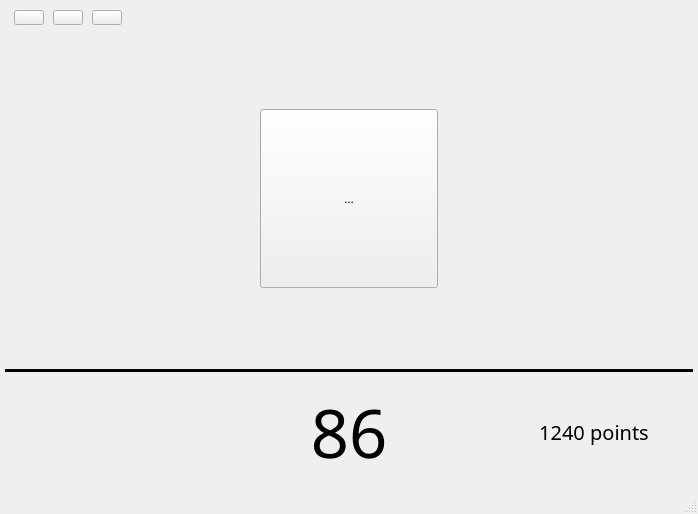
The window that GUIrefer.ui (QUAFFquaff/AutoCoach) describes before a commit, drawn with Qt 5.
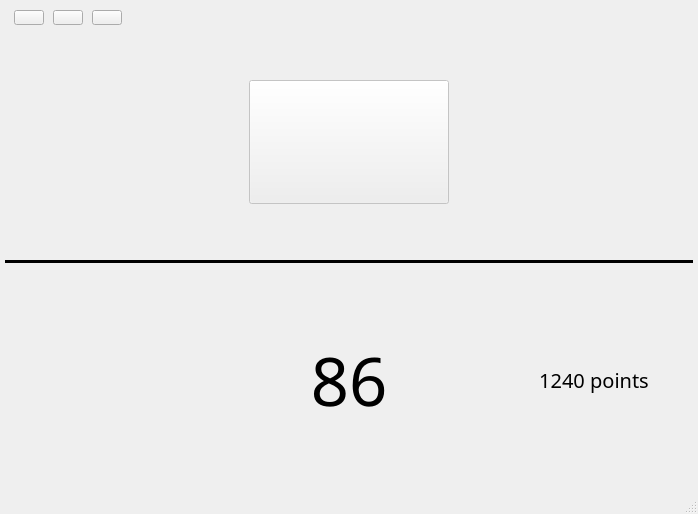
The same window after the commit. Custom widgets are drawn as their Qt base class.

What changed in the file:
```diff
--- a/GUIrefer.ui
+++ b/GUIrefer.ui
@@ -126,12 +126,21 @@
     </item>
     <item>
      <layout class="QGridLayout" name="Menu">
+      <property name="verticalSpacing">
+       <number>6</number>
+      </property>
       <item row="4" column="0">
        <widget class="QWidget" name="down" native="true">
+        <property name="minimumSize">
+         <size>
+          <width>0</width>
+          <height>130</height>
+         </size>
+        </property>
         <property name="maximumSize">
          <size>
           <width>16777215</width>
-          <height>120</height>
+          <height>16777215</height>
          </size>
         </property>
         <layout class="QGridLayout" name="gridLayout_down">
@@ -259,7 +268,7 @@
         <property name="maximumSize">
          <size>
           <width>16777215</width>
-          <height>350</height>
+          <height>16777215</height>
          </size>
         </property>
         <layout class="QGridLayout" name="gridLayout_up" rowstretch="0,0">
@@ -269,10 +278,7 @@
          <property name="bottomMargin">
           <number>0</number>
          </property>
-         <property name="horizontalSpacing">
-          <number>8</number>
-         </property>
-         <property name="verticalSpacing">
+         <property name="spacing">
           <number>0</number>
          </property>
          <item row="0" column="4">
@@ -285,7 +291,7 @@
            </property>
            <property name="sizeHint" stdset="0">
             <size>
-             <width>30</width>
+             <width>15</width>
              <height>20</height>
             </size>
            </property>
@@ -296,7 +302,7 @@
            <property name="maximumSize">
             <size>
              <width>80</width>
-             <height>50</height>
+             <height>35</height>
             </size>
            </property>
           </widget>
@@ -306,7 +312,7 @@
            <property name="maximumSize">
             <size>
              <width>80</width>
-             <height>50</height>
+             <height>35</height>
             </size>
            </property>
           </widget>
@@ -315,8 +321,8 @@
           <widget class="QWidget" name="Turn_bar" native="true">
            <property name="maximumSize">
             <size>
-             <width>70</width>
-             <height>200</height>
+             <width>80</width>
+             <height>220</height>
             </size>
            </property>
           </widget>
@@ -331,7 +337,7 @@
            </property>
            <property name="sizeHint" stdset="0">
             <size>
-             <width>30</width>
+             <width>15</width>
              <height>20</height>
             </size>
            </property>
@@ -342,7 +348,7 @@
            <property name="maximumSize">
             <size>
              <width>80</width>
-             <height>50</height>
+             <height>35</height>
             </size>
            </property>
           </widget>
@@ -351,8 +357,8 @@
           <widget class="QWidget" name="Swerve_bar" native="true">
            <property name="maximumSize">
             <size>
-             <width>70</width>
-             <height>200</height>
+             <width>80</width>
+             <height>220</height>
             </size>
            </property>
           </widget>
@@ -361,8 +367,8 @@
           <widget class="QWidget" name="Brake_bar" native="true">
            <property name="maximumSize">
             <size>
-             <width>70</width>
-             <height>200</height>
+             <width>80</width>
+             <height>220</height>
             </size>
            </property>
           </widget>
@@ -372,7 +378,7 @@
            <property name="maximumSize">
             <size>
              <width>80</width>
-             <height>50</height>
+             <height>35</height>
             </size>
            </property>
           </widget>
@@ -381,8 +387,8 @@
           <widget class="QWidget" name="Acc_bar" native="true">
            <property name="maximumSize">
             <size>
-             <width>70</width>
-             <height>200</height>
+             <width>80</width>
+             <height>220</height>
             </size>
            </property>
           </widget>
@@ -397,7 +403,7 @@
            </property>
            <property name="maximumSize">
             <size>
-             <width>300</width>
+             <width>320</width>
              <height>320</height>
             </size>
            </property>
@@ -416,6 +422,9 @@
             </property>
             <item row="0" column="0">
              <widget class="QToolButton" name="feedback">
+              <property name="enabled">
+               <bool>false</bool>
+              </property>
               <property name="minimumSize">
                <size>
                 <width>50</width>
@@ -432,7 +441,7 @@
                <enum>Qt::TabFocus</enum>
               </property>
               <property name="text">
-               <string>...</string>
+               <string/>
               </property>
              </widget>
             </item>
```
Left out of the diff: 38 changed lines with no effect on the pictures.
